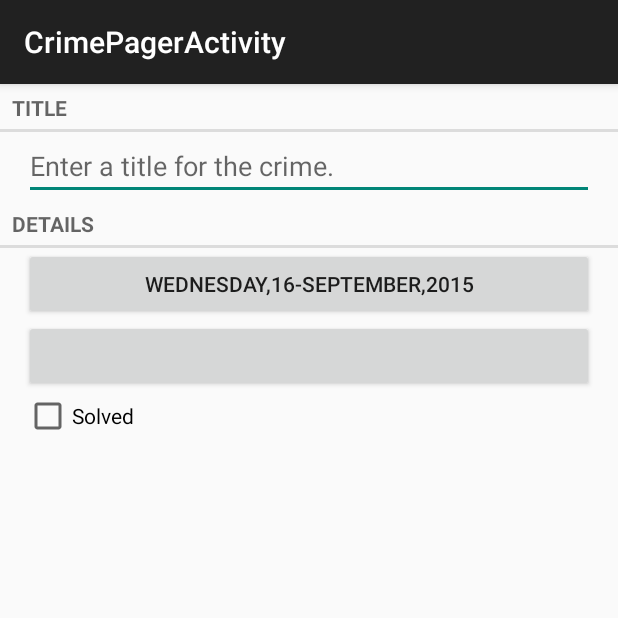
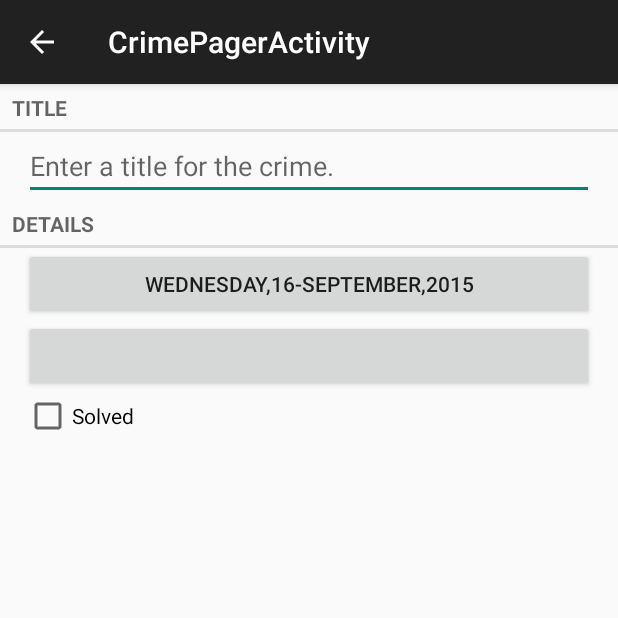
Before and after one commit to unaor/CriminalIntent, an Android app: the screen it shows after launch (CrimePagerActivity), after a tap on "New Crime", on a phone screen of 412 x 824 dp, the top half of it. Run offline under Robolectric (Android 15) with nearby library versions, the phone set to English and light mode, and no system bars.

Commit message:
Continue work on toolBar

```diff
--- a/CriminalIntent/src/main/AndroidManifest.xml
+++ b/CriminalIntent/src/main/AndroidManifest.xml
@@ -19,7 +19,8 @@
 
         <activity
             android:name=".activities.CrimePagerActivity"
-            android:label="@string/title_activity_crime_pager" >
+            android:label="@string/title_activity_crime_pager"
+            android:parentActivityName=".activities.CrimeListActivity">
         </activity>
     </application>
 
--- a/CriminalIntent/src/main/res/menu/fragment_crime_list.xml
+++ b/CriminalIntent/src/main/res/menu/fragment_crime_list.xml
@@ -2,9 +2,13 @@
 <menu xmlns:android="http://schemas.android.com/apk/res/android"
       xmlns:app="http://schemas.android.com/apk/res-auto">
     <item
-        android:id="@+id/menu_item_new_crime"
-        android:icon="@drawable/ic_menu_add"
-        android:title="@string/new_crime"
-        app:showAsAction="ifRoom|withText"/>
+            android:id="@+id/menu_item_new_crime"
+            android:icon="@drawable/ic_menu_add"
+            android:title="@string/new_crime"
+            app:showAsAction="ifRoom|withText"/>
+
+    <item android:id="@+id/menu_item_show_subtitle"
+          android:title="@string/show_subtitle"
+          app:showAsAction="ifRoom"/>
 
 </menu>
```
Also changed, not shown: CriminalIntent/src/main/java/com/datasol/criminalintent/fragment/CrimeListFragment.java (+26 -0 lines).
